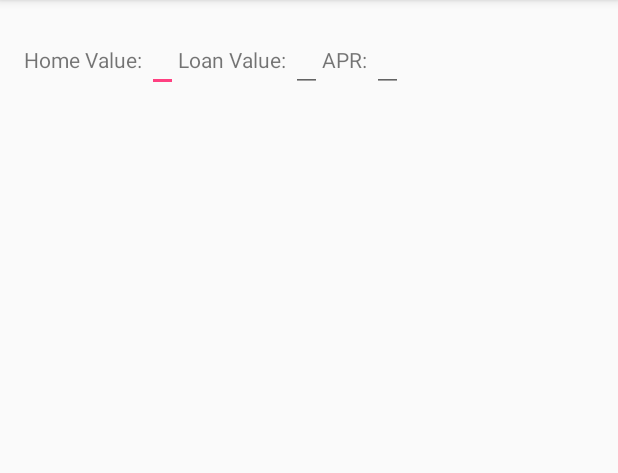
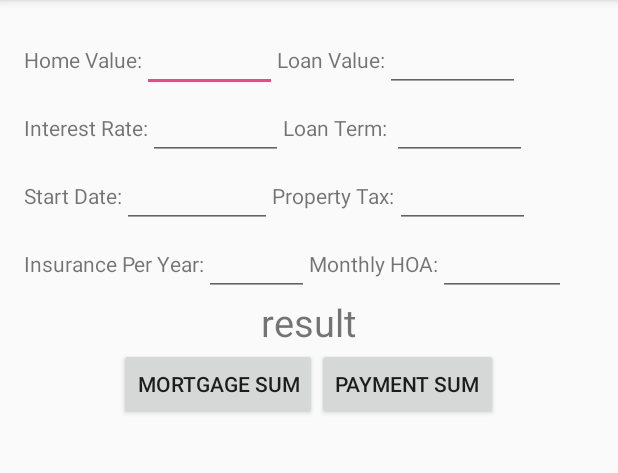
Before and after one commit to montyms/Mortgage-calculator-Monty, an Android app: the screen it shows after launch (MainActivity), on a phone screen of 412 x 824 dp, the part 84-557 px from its top. Run offline under Robolectric (Android 15) with nearby library versions, the phone set to English and light mode, and no system bars.

Commit message:
please push

```diff
--- a/app/src/main/res/layout/activity_main.xml
+++ b/app/src/main/res/layout/activity_main.xml
@@ -7,8 +7,10 @@ xmlns:tools="http://schemas.android.com/tools"
     android:paddingLeft="@dimen/activity_horizontal_margin"
     android:paddingRight="@dimen/activity_horizontal_margin"
     android:paddingTop="@dimen/activity_vertical_margin"
-    tools:context="com.example.michaelmonty.mortgage_calculator_monty.MainActivity">
+    tools:context="com.example.michaelmonty.mortgage_calculator_monty.MainActivity"
     android:orientation="vertical">
+
+
 
     <LinearLayout
         android:layout_width="wrap_content"
@@ -18,9 +20,43 @@ xmlns:tools="http://schemas.android.com/tools"
         <TextView
             android:layout_width="wrap_content"
             android:layout_height="wrap_content"
-            android:text="Home Value: " />
+            android:text="@string/Home_Value" />
         <EditText
+            android:layout_width="90dp"
+            android:layout_height="wrap_content"
+            android:inputType="numberDecimal"/>
+
+        <TextView
             android:layout_width="wrap_content"
+            android:layout_height="wrap_content"
+            android:text="@string/Loan_Value" />
+        <EditText
+            android:layout_width="90dp"
+            android:layout_height="wrap_content"
+            android:inputType="numberDecimal" />
+
+    </LinearLayout>
+
+    <LinearLayout
+        android:layout_width="wrap_content"
+        android:layout_height="wrap_content"
+        android:orientation="horizontal">
+
+        <TextView
+            android:layout_width="wrap_content"
+            android:layout_height="wrap_content"
+            android:text="@string/Percentage_Rate" />
+        <EditText
+            android:layout_width="90dp"
+            android:layout_height="wrap_content"
+            android:inputType="numberDecimal"/>
+
+        <TextView
+            android:layout_width="wrap_content"
+            android:layout_height="wrap_content"
+            android:text="Loan Term: "/>
+        <EditText
+            android:layout_width="90dp"
             android:layout_height="wrap_content" />
 
     </LinearLayout>
@@ -34,13 +70,20 @@ xmlns:tools="http://schemas.android.com/tools"
         <TextView
             android:layout_width="wrap_content"
             android:layout_height="wrap_content"
-            android:text="Loan Value: " />
+            android:text="@string/Start_Date"/>
         <EditText
+            android:layout_width="100dp"
+            android:layout_height="wrap_content" />
+
+        <TextView
             android:layout_width="wrap_content"
+            android:layout_height="wrap_content"
+            android:text="@string/Property_Tax"/>
+        <EditText
+            android:layout_width="90dp"
             android:layout_height="wrap_content" />
 
     </LinearLayout>
-
 
     <LinearLayout
         android:layout_width="wrap_content"
@@ -50,10 +93,50 @@ xmlns:tools="http://schemas.android.com/tools"
         <TextView
             android:layout_width="wrap_content"
             android:layout_height="wrap_content"
-            android:text="APR: " />
+            android:text="@string/Insurance_Per_Year"/>
         <EditText
+            android:layout_width="70dp"
+            android:layout_height="wrap_content" />
+
+        <TextView
+            android:layout_width="wrap_content"
+            android:layout_height="wrap_content"
+            android:text="@string/Monthly_HOA"/>
+        <EditText
+            android:layout_width="85dp"
+            android:layout_height="wrap_content" />
+
+    </LinearLayout>
+
+    <LinearLayout
+        android:layout_width="wrap_content"
+        android:layout_height="wrap_content"
+        android:layout_gravity="center">
+
+        <TextView
+            android:layout_width="wrap_content"
+            android:layout_height="wrap_content"
+            android:text="result"
+            android:textSize="25sp"/>
+    </LinearLayout>
+
+    <LinearLayout
+        android:layout_width="wrap_content"
+        android:layout_height="wrap_content"
+        android:orientation="horizontal"
+        android:layout_gravity="center">
+
+        <Button
+            android:text="@string/Mortgage_Sum"
             android:layout_width="wrap_content"
             android:layout_height="wrap_content" />
 
+        <Button
+            android:layout_width="wrap_content"
+            android:layout_height="wrap_content"
+            android:text="@string/Payment_Sum"
+            android:layout_gravity="center"/>
     </LinearLayout>
+
+
 </LinearLayout>
--- a/app/src/main/res/values/strings.xml
+++ b/app/src/main/res/values/strings.xml
@@ -1,3 +1,16 @@
 <resources>
     <string name="app_name">Mortgage-calculator-Monty</string>
+    <string name="Loan_Value">Loan Value: </string>
+    <string name="Home_Value">Home Value: </string>
+    <string name="Loan_Term">Loan Term: </string>
+    <string name="Percentage_Rate">Interest Rate: </string>
+    <string name="Start_Date">Start Date: </string>
+    <string name="Property_Tax">Property Tax: </string>
+    <string name="Insurance_Per_Year">Insurance Per Year: </string>
+    <string name="Monthly_HOA">Monthly HOA: </string>
+    <string name="Mortgage_Sum">Mortgage Sum</string>
+    <string name="Payment_Sum">Payment Sum</string>
+
+
+
 </resources>
```
